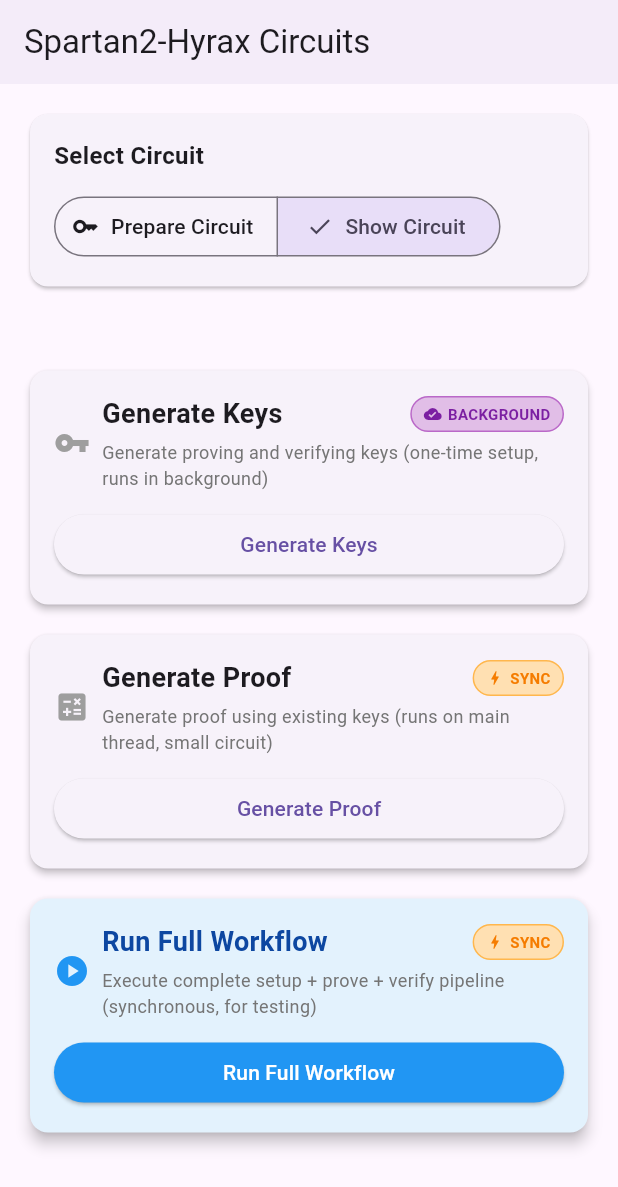
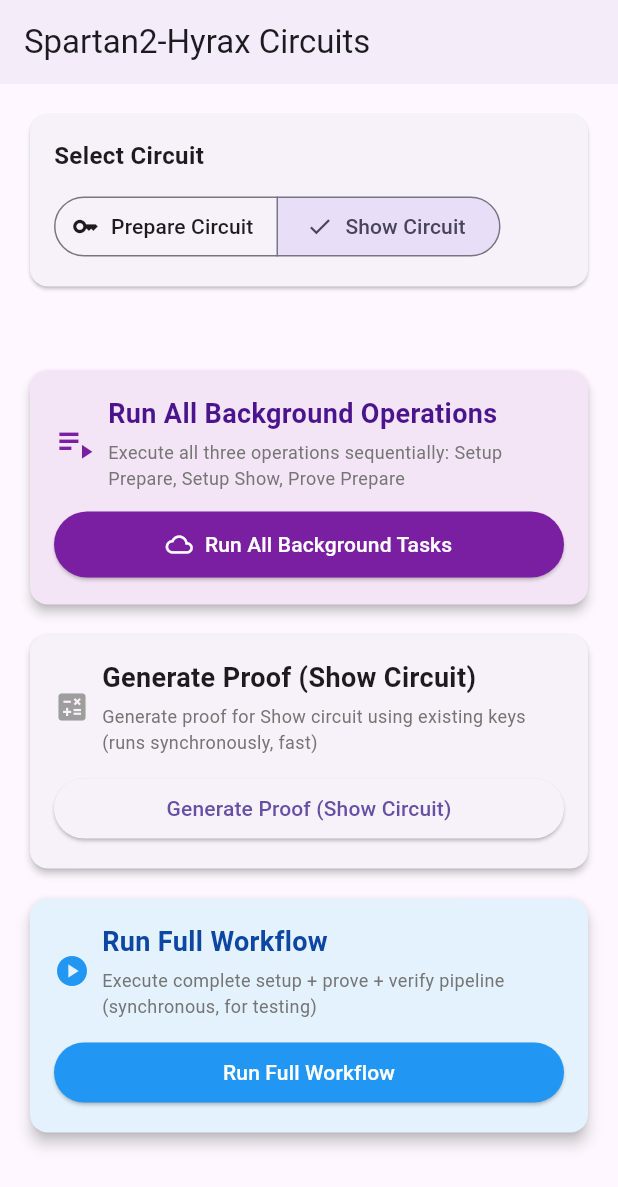
Before and after one commit to moven0831/spartan2-hyrax-mopro, a Flutter app: the screen it shows after launch, after a tap on "Show Circuit", on a phone screen of 412 x 824 dp. Shown: the top 1187 px of the screen. Run offline on Flutter 3.47's test engine with Material 3 defaults, Android fonts, the phone set to English and light mode, and no system bars; missing offline and left inert: mopro_flutter_bindings; project files that could hold a hidden picture were left out.

Commit message:
feat: update UI for background operations

```diff
--- a/flutter/lib/main.dart
+++ b/flutter/lib/main.dart
@@ -136,20 +136,19 @@ class _CircuitProverScreenState extends State<CircuitProverScreen> {
 
   bool _isOperating = false;
   bool _isBackgroundOperation = false;
-  String? _setupResult;
-  String? _proveResult;
   String? _fullWorkflowResult;
   Exception? _error;
 
   // Timing metrics (parsed from result strings)
-  int? _setupTimeMs;
-  int? _proveTimeMs;
-  Map<String, int>? _proveTimings;
   Map<String, int>? _fullWorkflowTimings;
 
-  // Background operation tracking
-  DateTime? _operationStartTime;
-  int? _lastOperationTimeMs;
+  // Batch operation state
+  bool _isRunningBatch = false;
+  String? _currentBatchTask;
+  Map<String, int> _batchTimings = {};
+  List<String> _completedBatchTasks = [];
+  int _currentBatchTaskIndex = 0;
+  final int _totalBatchTasks = 3;
 
   @override
   void initState() {
@@ -170,16 +169,6 @@ class _CircuitProverScreenState extends State<CircuitProverScreen> {
   Future<String> _getDocumentsPath() async {
     final directory = await getApplicationDocumentsDirectory();
     return directory.path;
-  }
-
-  int? _parseTimeFromResult(String result) {
-    // Parse "completed in XXXms" from result string
-    final regex = RegExp(r'(\d+)ms');
-    final match = regex.firstMatch(result);
-    if (match != null) {
-      return int.tryParse(match.group(1)!);
-    }
-    return null;
   }
 
   Map<String, int>? _parseDetailedTimings(String result) {
@@ -221,82 +210,20 @@ class _CircuitProverScreenState extends State<CircuitProverScreen> {
     return timings.isNotEmpty ? timings : null;
   }
 
-  Future<void> _runSetup() async {
+  Future<void> _runProveShow() async {
     setState(() {
       _isOperating = true;
-      _isBackgroundOperation = true; // Setup always runs in background
-      _currentPhase = OperationPhase.setup;
+      _currentPhase = OperationPhase.proving;
       _error = null;
-      _setupResult = null;
-      _setupTimeMs = null;
-      _operationStartTime = DateTime.now();
     });
 
     try {
       final documentsPath = await _getDocumentsPath();
 
-      // Run in background isolate using compute()
-      final result = await compute(
-        _selectedCircuit == CircuitType.prepare
-            ? _isolateSetupPrepare
-            : _isolateSetupShow,
-        documentsPath,
-      );
-
-      final duration = DateTime.now().difference(_operationStartTime!);
-      final timeMs = duration.inMilliseconds;
+      // Show circuit runs synchronously (fast, small circuit)
+      final result = await proveShowCircuit(documentsPath: documentsPath);
 
       setState(() {
-        _setupResult = result;
-        _setupTimeMs = _parseTimeFromResult(result);
-        _lastOperationTimeMs = timeMs;
-        _currentPhase = OperationPhase.complete;
-      });
-    } catch (e) {
-      setState(() {
-        _error = Exception('Setup failed: $e');
-        _currentPhase = OperationPhase.idle;
-      });
-    } finally {
-      setState(() {
-        _isOperating = false;
-        _isBackgroundOperation = false;
-      });
-    }
-  }
-
-  Future<void> _runProve() async {
-    // Only Prepare circuit runs in background
-    final runsInBackground = _selectedCircuit == CircuitType.prepare;
-
-    setState(() {
-      _isOperating = true;
-      _isBackgroundOperation = runsInBackground;
-      _currentPhase = OperationPhase.proving;
-      _error = null;
-      _proveResult = null;
-      _proveTimeMs = null;
-      _proveTimings = null;
-      _operationStartTime = DateTime.now();
-    });
-
-    try {
-      final documentsPath = await _getDocumentsPath();
-
-      // Prepare circuit: run in background isolate
-      // Show circuit: run on-the-fly (synchronous)
-      final result = runsInBackground
-          ? await compute(_isolateProvePrepare, documentsPath)
-          : await proveShowCircuit(documentsPath: documentsPath);
-
-      final duration = DateTime.now().difference(_operationStartTime!);
-      final timeMs = duration.inMilliseconds;
-
-      setState(() {
-        _proveResult = result;
-        _proveTimings = _parseDetailedTimings(result);
-        _proveTimeMs = _proveTimings?['total'];
-        _lastOperationTimeMs = timeMs;
         _currentPhase = OperationPhase.verifying;
       });
 
@@ -304,6 +231,8 @@ class _CircuitProverScreenState extends State<CircuitProverScreen> {
       await Future.delayed(const Duration(milliseconds: 500));
 
       setState(() {
+        _fullWorkflowResult = result;
+        _fullWorkflowTimings = _parseDetailedTimings(result);
         _currentPhase = OperationPhase.complete;
       });
     } catch (e) {
@@ -314,7 +243,6 @@ class _CircuitProverScreenState extends State<CircuitProverScreen> {
     } finally {
       setState(() {
         _isOperating = false;
-        _isBackgroundOperation = false;
       });
     }
   }
@@ -325,8 +253,7 @@ class _CircuitProverScreenState extends State<CircuitProverScreen> {
       _currentPhase = OperationPhase.setup;
       _error = null;
       _fullWorkflowResult = null;
-      _setupTimeMs = null;
-      _proveTimeMs = null;
+      _fullWorkflowTimings = null;
     });
 
     try {
@@ -365,20 +292,83 @@ class _CircuitProverScreenState extends State<CircuitProverScreen> {
     }
   }
 
+  Future<void> _runAllBackgroundOperations() async {
+    setState(() {
+      _isRunningBatch = true;
+      _isOperating = true;
+      _isBackgroundOperation = true;
+      _error = null;
+      _batchTimings = {};
+      _completedBatchTasks = [];
+      _currentBatchTaskIndex = 0;
+    });
+
+    final documentsPath = await _getDocumentsPath();
+    final tasks = [
+      {'name': 'Setup Prepare Keys', 'function': _isolateSetupPrepare},
+      {'name': 'Setup Show Keys', 'function': _isolateSetupShow},
+      {'name': 'Prove Prepare Circuit', 'function': _isolateProvePrepare},
+    ];
+
+    for (int i = 0; i < tasks.length; i++) {
+      final task = tasks[i];
+      final taskName = task['name'] as String;
+
+      setState(() {
+        _currentBatchTask = taskName;
+        _currentBatchTaskIndex = i;
+      });
+
+      try {
+        final taskStartTime = DateTime.now();
+
+        // Run the task in background isolate
+        await compute(
+          task['function'] as Future<String> Function(String),
+          documentsPath,
+        );
+
+        final taskDuration = DateTime.now().difference(taskStartTime);
+        final taskTimeMs = taskDuration.inMilliseconds;
+
+        setState(() {
+          _batchTimings[taskName] = taskTimeMs;
+          _completedBatchTasks.add(taskName);
+        });
+      } catch (e) {
+        setState(() {
+          _error = Exception('$taskName failed: $e');
+          _isRunningBatch = false;
+          _isOperating = false;
+          _isBackgroundOperation = false;
+        });
+        return; // Stop batch execution on error
+      }
+    }
+
+    // All tasks completed successfully
+    setState(() {
+      _isRunningBatch = false;
+      _isOperating = false;
+      _isBackgroundOperation = false;
+      _currentBatchTask = null;
+      _currentPhase = OperationPhase.complete;
+    });
+  }
+
   void _reset() {
     setState(() {
       _currentPhase = OperationPhase.idle;
-      _setupResult = null;
-      _proveResult = null;
       _fullWorkflowResult = null;
       _error = null;
-      _setupTimeMs = null;
-      _proveTimeMs = null;
-      _proveTimings = null;
       _fullWorkflowTimings = null;
       _isBackgroundOperation = false;
-      _operationStartTime = null;
-      _lastOperationTimeMs = null;
+      // Reset batch operation state
+      _isRunningBatch = false;
+      _currentBatchTask = null;
+      _batchTimings = {};
+      _completedBatchTasks = [];
+      _currentBatchTaskIndex = 0;
     });
   }
 
@@ -435,58 +425,6 @@ class _CircuitProverScreenState extends State<CircuitProverScreen> {
     );
   }
 
-  Widget _buildExecutionBadge(bool isBackground) {
-    if (isBackground) {
-      return Container(
-        padding: const EdgeInsets.symmetric(horizontal: 8, vertical: 4),
-        decoration: BoxDecoration(
-          color: Colors.purple.shade100,
-          borderRadius: BorderRadius.circular(12),
-          border: Border.all(color: Colors.purple.shade300),
-        ),
-        child: Row(
-          mainAxisSize: MainAxisSize.min,
-          children: [
-            Icon(Icons.cloud_done, size: 12, color: Colors.purple.shade700),
-            const SizedBox(width: 4),
-            Text(
-              'BACKGROUND',
-              style: TextStyle(
-                fontSize: 10,
-                fontWeight: FontWeight.bold,
-                color: Colors.purple.shade700,
-              ),
-            ),
-          ],
-        ),
-      );
-    } else {
-      return Container(
-        padding: const EdgeInsets.symmetric(horizontal: 8, vertical: 4),
-        decoration: BoxDecoration(
-          color: Colors.orange.shade100,
-          borderRadius: BorderRadius.circular(12),
-          border: Border.all(color: Colors.orange.shade300),
-        ),
-        child: Row(
-          mainAxisSize: MainAxisSize.min,
-          children: [
-            Icon(Icons.bolt, size: 12, color: Colors.orange.shade700),
-            const SizedBox(width: 4),
-            Text(
-              'SYNC',
-              style: TextStyle(
-                fontSize: 10,
-                fontWeight: FontWeight.bold,
-                color: Colors.orange.shade700,
-              ),
-            ),
-          ],
-        ),
-      );
-    }
-  }
-
   Widget _buildOperationCard({
     required String title,
     required String description,
@@ -496,8 +434,6 @@ class _CircuitProverScreenState extends State<CircuitProverScreen> {
     int? timeMs,
     Map<String, int>? detailedTimings,
     bool isPrimary = false,
-    bool? runsInBackground,
-    bool showBadge = false,
   }) {
     return Card(
       elevation: isPrimary ? 4 : 2,
@@ -515,23 +451,13 @@ class _CircuitProverScreenState extends State<CircuitProverScreen> {
                   child: Column(
                     crossAxisAlignment: CrossAxisAlignment.start,
                     children: [
-                      Row(
-                        children: [
-                          Expanded(
-                            child: Text(
+                      Text(
                         title,
                         style: TextStyle(
                           fontSize: 18,
                           fontWeight: FontWeight.bold,
                           color: isPrimary ? Colors.blue.shade900 : null,
                         ),
-                            ),
-                          ),
-                          if (showBadge && runsInBackground != null) ...[
-                            const SizedBox(width: 8),
-                            _buildExecutionBadge(runsInBackground),
-                          ],
-                        ],
                       ),
                       const SizedBox(height: 4),
                       Text(
@@ -696,6 +622,140 @@ class _CircuitProverScreenState extends State<CircuitProverScreen> {
     );
   }
 
+  Widget _buildBatchResultsCard() {
+    if (_batchTimings.isEmpty && !_isRunningBatch) {
+      return const SizedBox.shrink();
+    }
+
+    final totalTime = _batchTimings.values.fold<int>(0, (sum, time) => sum + time);
+
+    return Card(
+      color: _isRunningBatch ? Colors.blue.shade50 : Colors.green.shade50,
+      child: Padding(
+        padding: const EdgeInsets.all(16.0),
+        child: Column(
+          crossAxisAlignment: CrossAxisAlignment.start,
+          children: [
+            Row(
+              children: [
+                Icon(
+                  _isRunningBatch ? Icons.hourglass_empty : Icons.check_circle,
+                  color: _isRunningBatch ? Colors.blue.shade700 : Colors.green.shade700,
+                  size: 20,
+                ),
+                const SizedBox(width: 8),
+                Text(
+                  _isRunningBatch ? 'Batch Operation Running' : 'Batch Operation Complete',
+                  style: TextStyle(
+                    fontSize: 16,
+                    fontWeight: FontWeight.bold,
+                    color: _isRunningBatch ? Colors.blue.shade900 : Colors.green.shade900,
+                  ),
+                ),
+              ],
+            ),
+            const SizedBox(height: 12),
+            const Divider(),
+            const SizedBox(height: 8),
+
+            // Task list
+            ..._buildBatchTaskList(),
+
+            const SizedBox(height: 8),
+            const Divider(),
+            const SizedBox(height: 8),
+
+            // Total time
+            Row(
+              mainAxisAlignment: MainAxisAlignment.spaceBetween,
+              children: [
+                Text(
+                  _isRunningBatch ? 'Elapsed Time' : 'Total Time',
+                  style: TextStyle(
+                    fontSize: 13,
+                    fontWeight: FontWeight.bold,
+                    color: Colors.grey.shade800,
+                  ),
+                ),
+                Text(
+                  '${totalTime}ms (${(totalTime / 1000).toStringAsFixed(2)}s)',
+                  style: TextStyle(
+                    fontSize: 13,
+                    fontWeight: FontWeight.bold,
+                    color: _isRunningBatch ? Colors.blue.shade900 : Colors.green.shade900,
+                  ),
+                ),
+              ],
+            ),
+          ],
+        ),
+      ),
+    );
+  }
+
+  List<Widget> _buildBatchTaskList() {
+    final tasks = ['Setup Prepare Keys', 'Setup Show Keys', 'Prove Prepare Circuit'];
+    final List<Widget> taskWidgets = [];
+
+    for (int i = 0; i < tasks.length; i++) {
+      final taskName = tasks[i];
+      final isCompleted = _completedBatchTasks.contains(taskName);
+      final isRunning = _isRunningBatch && _currentBatchTask == taskName;
+      final timeMs = _batchTimings[taskName];
+
+      IconData icon;
+      Color iconColor;
+      String statusText;
+
+      if (isCompleted) {
+        icon = Icons.check_circle;
+        iconColor = Colors.green.shade700;
+        statusText = '${timeMs}ms (${(timeMs! / 1000).toStringAsFixed(2)}s)';
+      } else if (isRunning) {
+        icon = Icons.hourglass_empty;
+        iconColor = Colors.blue.shade700;
+        statusText = 'Running...';
+      } else {
+        icon = Icons.pending;
+        iconColor = Colors.grey.shade400;
+        statusText = 'Pending';
+      }
+
+      taskWidgets.add(
+        Padding(
+          padding: const EdgeInsets.symmetric(vertical: 4.0),
+          child: Row(
+            children: [
+              Icon(icon, size: 16, color: iconColor),
+              const SizedBox(width: 8),
+              Expanded(
+                child: Text(
+                  taskName,
+                  style: TextStyle(
+                    fontSize: 12,
+                    color: Colors.grey.shade800,
+                    fontWeight: isRunning ? FontWeight.bold : FontWeight.normal,
+                  ),
+                ),
+              ),
+              Text(
+                statusText,
+                style: TextStyle(
+                  fontSize: 12,
+                  color: isCompleted ? Colors.green.shade900 : Colors.grey.shade600,
+                  fontWeight: isCompleted ? FontWeight.w600 : FontWeight.normal,
+                  fontStyle: isRunning ? FontStyle.italic : FontStyle.normal,
+                ),
+              ),
+            ],
+          ),
+        ),
+      );
+    }
+
+    return taskWidgets;
+  }
+
   @override
   Widget build(BuildContext context) {
     return Scaffold(
@@ -775,6 +835,25 @@ class _CircuitProverScreenState extends State<CircuitProverScreen> {
                           fontWeight: FontWeight.bold,
                         ),
                       ),
+                      if (_isRunningBatch && _currentBatchTask != null) ...[
+                        const SizedBox(height: 8),
+                        Text(
+                          'Executing: $_currentBatchTask',
+                          style: TextStyle(
+                            fontSize: 13,
+                            color: Colors.blue.shade700,
+                            fontWeight: FontWeight.w600,
+                          ),
+                        ),
+                        const SizedBox(height: 4),
+                        Text(
+                          'Task ${_currentBatchTaskIndex + 1} of $_totalBatchTasks',
+                          style: TextStyle(
+                            fontSize: 12,
+                            color: Colors.grey.shade600,
+                          ),
+                        ),
+                      ],
                       if (_isBackgroundOperation) ...[
                         const SizedBox(height: 8),
                         Row(
@@ -787,7 +866,7 @@ class _CircuitProverScreenState extends State<CircuitProverScreen> {
                             ),
                             const SizedBox(width: 6),
                             Text(
-                              'Running in background',
+                              _isRunningBatch ? 'Running batch in background' : 'Running in background',
                               style: TextStyle(
                                 fontSize: 12,
                                 color: Colors.purple.shade700,
@@ -797,49 +876,6 @@ class _CircuitProverScreenState extends State<CircuitProverScreen> {
                           ],
                         ),
                       ],
-                    ],
-                  ),
-                ),
-              ),
-
-            // Completion Notification
-            if (!_isOperating && _currentPhase == OperationPhase.complete && _lastOperationTimeMs != null)
-              Card(
-                color: Colors.green.shade50,
-                child: Padding(
-                  padding: const EdgeInsets.all(12.0),
-                  child: Row(
-                    children: [
-                      Icon(
-                        Icons.check_circle,
-                        color: Colors.green.shade700,
-                        size: 28,
-                      ),
-                      const SizedBox(width: 12),
-                      Expanded(
-                        child: Column(
-                          crossAxisAlignment: CrossAxisAlignment.start,
-                          children: [
-                            Text(
-                              'Operation completed successfully!',
-                              style: TextStyle(
-                                fontWeight: FontWeight.bold,
-                                fontSize: 14,
-                                color: Colors.green.shade900,
-                              ),
-                            ),
-                            const SizedBox(height: 4),
-                            Text(
-                              'Total time: ${_lastOperationTimeMs}ms (${(_lastOperationTimeMs! / 1000).toStringAsFixed(2)}s)',
-                              style: TextStyle(
-                                fontSize: 13,
-                                color: Colors.green.shade700,
-                                fontWeight: FontWeight.w600,
-                              ),
-                            ),
-                          ],
-                        ),
-                      ),
                     ],
                   ),
                 ),
@@ -889,34 +925,83 @@ class _CircuitProverScreenState extends State<CircuitProverScreen> {
 
             const SizedBox(height: 16),
 
-            // Operation Cards
-            _buildOperationCard(
-              title: 'Generate Keys',
-              description: 'Generate proving and verifying keys (one-time setup, runs in background)',
-              icon: Icons.vpn_key,
-              onPressed: _runSetup,
-              result: _setupResult,
-              timeMs: _setupTimeMs,
-              showBadge: true,
-              runsInBackground: true,
+            // Batch Operation Card
+            Card(
+              elevation: 3,
+              color: Colors.purple.shade50,
+              child: Padding(
+                padding: const EdgeInsets.all(16.0),
+                child: Column(
+                  crossAxisAlignment: CrossAxisAlignment.start,
+                  children: [
+                    Row(
+                      children: [
+                        Icon(Icons.playlist_play, color: Colors.purple.shade700, size: 28),
+                        const SizedBox(width: 8),
+                        Expanded(
+                          child: Column(
+                            crossAxisAlignment: CrossAxisAlignment.start,
+                            children: [
+                              Text(
+                                'Run All Background Operations',
+                                style: TextStyle(
+                                  fontSize: 18,
+                                  fontWeight: FontWeight.bold,
+                                  color: Colors.purple.shade900,
+                                ),
+                              ),
+                              const SizedBox(height: 4),
+                              Text(
+                                'Execute all three operations sequentially: Setup Prepare, Setup Show, Prove Prepare',
+                                style: TextStyle(
+                                  fontSize: 12,
+                                  color: Colors.grey.shade600,
+                                ),
+                              ),
+                            ],
+                          ),
+                        ),
+                      ],
+                    ),
+                    const SizedBox(height: 12),
+                    SizedBox(
+                      width: double.infinity,
+                      child: ElevatedButton.icon(
+                        onPressed: _isOperating ? null : _runAllBackgroundOperations,
+                        style: ElevatedButton.styleFrom(
+                          backgroundColor: Colors.purple.shade700,
+                          foregroundColor: Colors.white,
+                          padding: const EdgeInsets.symmetric(vertical: 12),
+                        ),
+                        icon: const Icon(Icons.cloud_queue),
+                        label: const Text('Run All Background Tasks'),
+                      ),
+                    ),
+                  ],
+                ),
+              ),
             ),
 
             const SizedBox(height: 12),
 
+            // Batch Results Display
+            _buildBatchResultsCard(),
+
+            if (_batchTimings.isNotEmpty || _isRunningBatch)
+              const SizedBox(height: 16),
+
+            // Operation Cards
+            if (_selectedCircuit == CircuitType.show) ...[
               _buildOperationCard(
-              title: 'Generate Proof',
-              description: _selectedCircuit == CircuitType.prepare
-                  ? 'Generate proof using existing keys (runs in background isolate, non-blocking)'
-                  : 'Generate proof using existing keys (runs on main thread, small circuit)',
+                title: 'Generate Proof (Show Circuit)',
+                description: 'Generate proof for Show circuit using existing keys (runs synchronously, fast)',
                 icon: Icons.calculate,
-              onPressed: _runProve,
-              result: _proveResult,
-              detailedTimings: _proveTimings,
-              showBadge: true,
-              runsInBackground: _selectedCircuit == CircuitType.prepare,
+                onPressed: _runProveShow,
+                result: _fullWorkflowResult,
+                detailedTimings: _fullWorkflowTimings,
               ),
-
               const SizedBox(height: 12),
+            ],
 
             _buildOperationCard(
               title: 'Run Full Workflow',
@@ -926,8 +1011,6 @@ class _CircuitProverScreenState extends State<CircuitProverScreen> {
               result: _fullWorkflowResult,
               detailedTimings: _fullWorkflowTimings,
               isPrimary: true,
-              showBadge: true,
-              runsInBackground: false,
             ),
 
             const SizedBox(height: 16),
@@ -949,6 +1032,10 @@ class _CircuitProverScreenState extends State<CircuitProverScreen> {
   }
 
   String _getCurrentPhaseText() {
+    if (_isRunningBatch) {
+      return 'Running Batch Operations';
+    }
+
     switch (_currentPhase) {
       case OperationPhase.setup:
         return 'Setting up circuit keys...';
```
Lines whose indentation alone changed are shown as unchanged.
